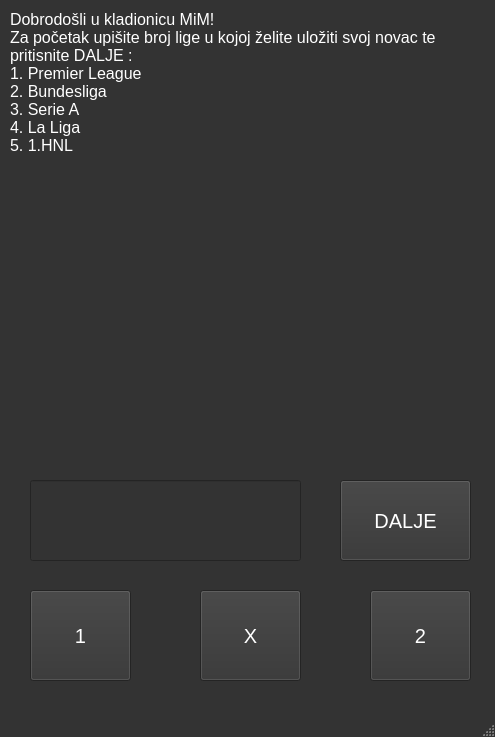
Moodax/KladionicaMiM, file mainwindow.ui: the form before one commit.
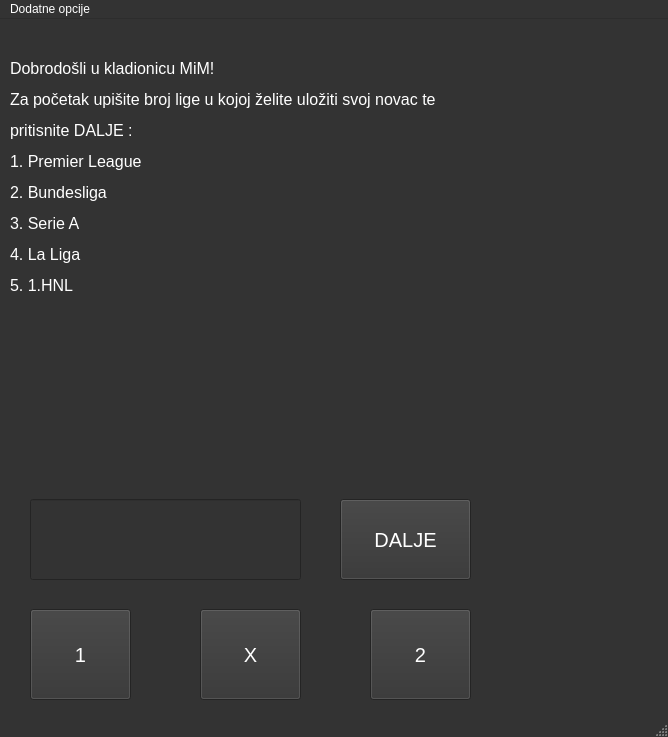
The form after the commit.

What changed in the file:
```diff
--- a/mainwindow.ui
+++ b/mainwindow.ui
@@ -6,16 +6,10 @@
    <rect>
     <x>0</x>
     <y>0</y>
-    <width>495</width>
+    <width>668</width>
     <height>737</height>
    </rect>
   </property>
-  <property name="maximumSize">
-   <size>
-    <width>495</width>
-    <height>737</height>
-   </size>
-  </property>
   <property name="palette">
    <palette>
     <active>
@@ -2322,9 +2316,9 @@
     <property name="geometry">
      <rect>
       <x>10</x>
-      <y>10</y>
-      <width>481</width>
-      <height>461</height>
+      <y>40</y>
+      <width>531</width>
+      <height>431</height>
      </rect>
     </property>
     <property name="font">
@@ -2340,18 +2334,23 @@
      <string notr="true"/>
     </property>
     <property name="text">
-     <string>Dobrodošli u kladionicu MiM!
-Za početak upišite broj lige u kojoj želite uložiti svoj novac te 
-pritisnite DALJE :
-1. Premier League
-2. Bundesliga
-3. Serie A
-4. La Liga
-5. 1.HNL</string>
+     <string>&lt;html&gt;&lt;head/&gt;&lt;body&gt;&lt;p&gt;Dobrodošli u kladionicu MiM!&lt;/p&gt;&lt;p&gt;Za početak upišite broj lige u kojoj želite uložiti svoj novac te &lt;/p&gt;&lt;p&gt;pritisnite DALJE :&lt;/p&gt;&lt;p&gt;1. Premier League&lt;/p&gt;&lt;p&gt;2. Bundesliga&lt;/p&gt;&lt;p&gt;3. Serie A&lt;/p&gt;&lt;p&gt;4. La Liga&lt;/p&gt;&lt;p&gt;5. 1.HNL&lt;/p&gt;&lt;/body&gt;&lt;/html&gt;</string>
+    </property>
+    <property name="textFormat">
+     <enum>Qt::AutoText</enum>
     </property>
     <property name="alignment">
      <set>Qt::AlignLeading|Qt::AlignLeft|Qt::AlignTop</set>
     </property>
+    <property name="wordWrap">
+     <bool>true</bool>
+    </property>
+    <property name="openExternalLinks">
+     <bool>true</bool>
+    </property>
+    <property name="textInteractionFlags">
+     <set>Qt::TextBrowserInteraction</set>
+    </property>
    </widget>
    <widget class="QLineEdit" name="upis">
     <property name="geometry">
@@ -2410,6 +2409,41 @@
    </widget>
   </widget>
   <widget class="QStatusBar" name="statusbar"/>
+  <widget class="QMenuBar" name="menuBar">
+   <property name="geometry">
+    <rect>
+     <x>0</x>
+     <y>0</y>
+     <width>668</width>
+     <height>21</height>
+    </rect>
+   </property>
+   <widget class="QMenu" name="menuDodatne_opcije">
+    <property name="title">
+     <string>Dodatne opcije</string>
+    </property>
+    <addaction name="separator"/>
+    <addaction name="actionProvjera_o_ovisnosti_o_kla_enju"/>
+    <addaction name="actionRehabilitacijski_program_za_lije_enje_ovisnosti_o_kla_enju"/>
+    <addaction name="actionInformacije_o_programu"/>
+   </widget>
+   <addaction name="menuDodatne_opcije"/>
+  </widget>
+  <action name="actionProvjera_o_ovisnosti_o_kla_enju">
+   <property name="text">
+    <string>Provjera o ovisnosti o klađenju</string>
+   </property>
+  </action>
+  <action name="actionRehabilitacijski_program_za_lije_enje_ovisnosti_o_kla_enju">
+   <property name="text">
+    <string>Rehabilitacijski program za liječenje ovisnosti o klađenju</string>
+   </property>
+  </action>
+  <action name="actionInformacije_o_programu">
+   <property name="text">
+    <string>Informacije o programu</string>
+   </property>
+  </action>
  </widget>
  <resources/>
  <connections/>
```
Left out of the diff: 3 changed lines with no effect on the pictures.
